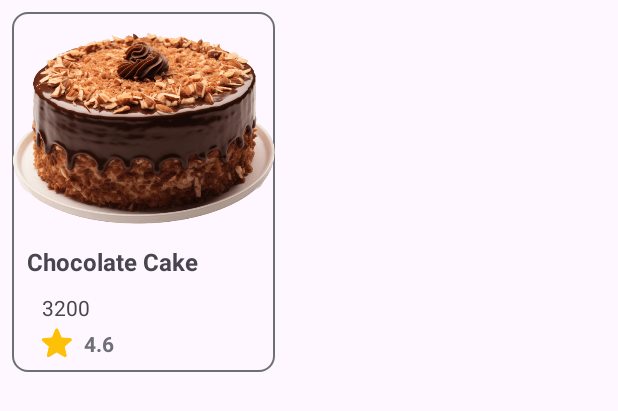
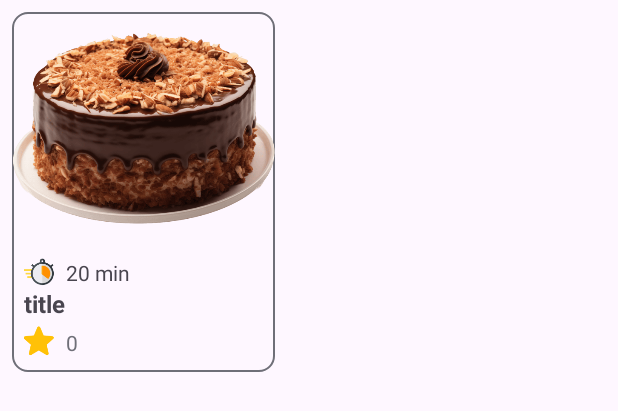
Before and after one commit to sachinikavindi/hci-android-app, an Android app: the layout viewholder_food_list.xml on its own in the app's theme, with its tools: preview values and no code run, on a phone screen of 412 x 824 dp. Shown: the top 411 px of the screen. Run offline under Robolectric (Android 15) with nearby library versions, the phone set to English and light mode, and no system bars.

Commit message:
5 commit

```diff
--- a/app/build.gradle.kts
+++ b/app/build.gradle.kts
@@ -40,5 +40,6 @@ dependencies {
     testImplementation(libs.junit)
     androidTestImplementation(libs.ext.junit)
     androidTestImplementation(libs.espresso.core)
+implementation("com.github.bumptech.glide:glide:4.12.0" )
 
 }
--- a/app/src/main/res/layout/viewholder_food_list.xml
+++ b/app/src/main/res/layout/viewholder_food_list.xml
@@ -16,34 +16,43 @@
         app:layout_constraintTop_toTopOf="parent"
         app:srcCompat="@drawable/high_1" />
 
+    <ImageView
+        android:id="@+id/imageView3"
+        android:layout_width="wrap_content"
+        android:layout_height="wrap_content"
+        android:layout_margin="8dp"
+        android:layout_marginStart="8dp"
+        app:layout_constraintStart_toStartOf="parent"
+        app:layout_constraintTop_toBottomOf="@+id/pic"
+        app:srcCompat="@drawable/time" />
+
+    <TextView
+        android:id="@+id/timeTxt"
+        android:layout_width="wrap_content"
+        android:layout_height="wrap_content"
+        android:layout_marginStart="8dp"
+        android:text="20 min"
+        app:layout_constraintBottom_toBottomOf="@+id/imageView3"
+        app:layout_constraintStart_toEndOf="@+id/imageView3"
+        app:layout_constraintTop_toTopOf="@+id/imageView3" />
+
     <TextView
         android:id="@+id/titleTxt"
         android:layout_width="wrap_content"
         android:layout_height="wrap_content"
-        android:layout_marginStart="10dp"
-        android:text="Chocolate Cake"
+        android:text="title"
         android:textSize="16sp"
         android:textStyle="bold"
-        app:layout_constraintStart_toStartOf="parent"
-        app:layout_constraintTop_toBottomOf="@+id/pic" />
-
-    <TextView
-        android:id="@+id/priceTxt"
-        android:layout_width="wrap_content"
-        android:layout_height="wrap_content"
-        android:layout_margin="10dp"
-        android:text="3200"
-        android:textSize="14sp"
-        app:layout_constraintStart_toStartOf="@+id/titleTxt"
-        app:layout_constraintTop_toBottomOf="@+id/titleTxt" />
+        app:layout_constraintStart_toStartOf="@+id/imageView3"
+        app:layout_constraintTop_toBottomOf="@+id/imageView3" />
 
     <ImageView
         android:id="@+id/imageView6"
         android:layout_width="wrap_content"
         android:layout_height="wrap_content"
         android:layout_marginTop="4dp"
-        app:layout_constraintStart_toStartOf="@+id/priceTxt"
-        app:layout_constraintTop_toBottomOf="@+id/priceTxt"
+        app:layout_constraintStart_toStartOf="@+id/titleTxt"
+        app:layout_constraintTop_toBottomOf="@+id/titleTxt"
         app:srcCompat="@drawable/star" />
 
     <TextView
@@ -52,12 +61,10 @@
         android:layout_height="wrap_content"
         android:layout_marginStart="8dp"
         android:layout_marginTop="1dp"
-        android:text="4.6"
+        android:text="0"
         android:textColor="@color/grey"
-        android:textStyle="bold"
         app:layout_constraintBottom_toBottomOf="@+id/imageView6"
         app:layout_constraintStart_toEndOf="@+id/imageView6"
-        app:layout_constraintTop_toTopOf="@+id/imageView6"
-        app:layout_constraintVertical_bias="1.0" />
+        app:layout_constraintTop_toTopOf="@+id/imageView6" />
 
 </androidx.constraintlayout.widget.ConstraintLayout>
```
Also changed, not shown: app/src/main/java/com/example/myapplication/Activity/MainActivity.java (+25 -0 lines), app/src/main/java/com/example/myapplication/Adapter/FoodListAdapter.java (+9 -3 lines).
